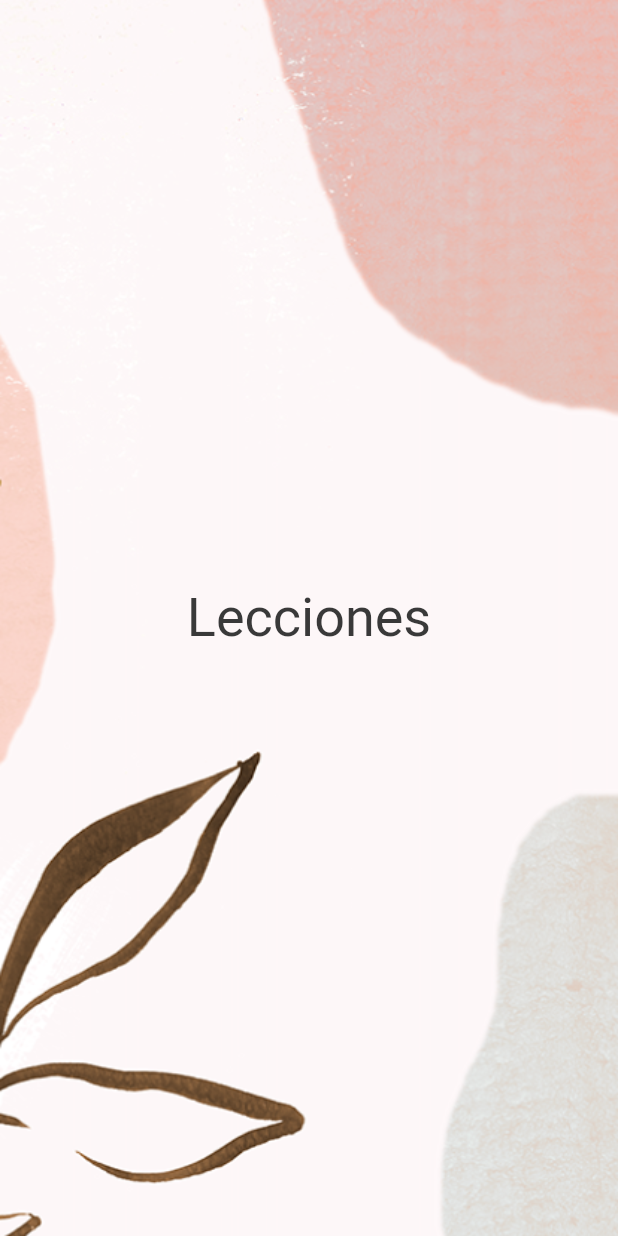
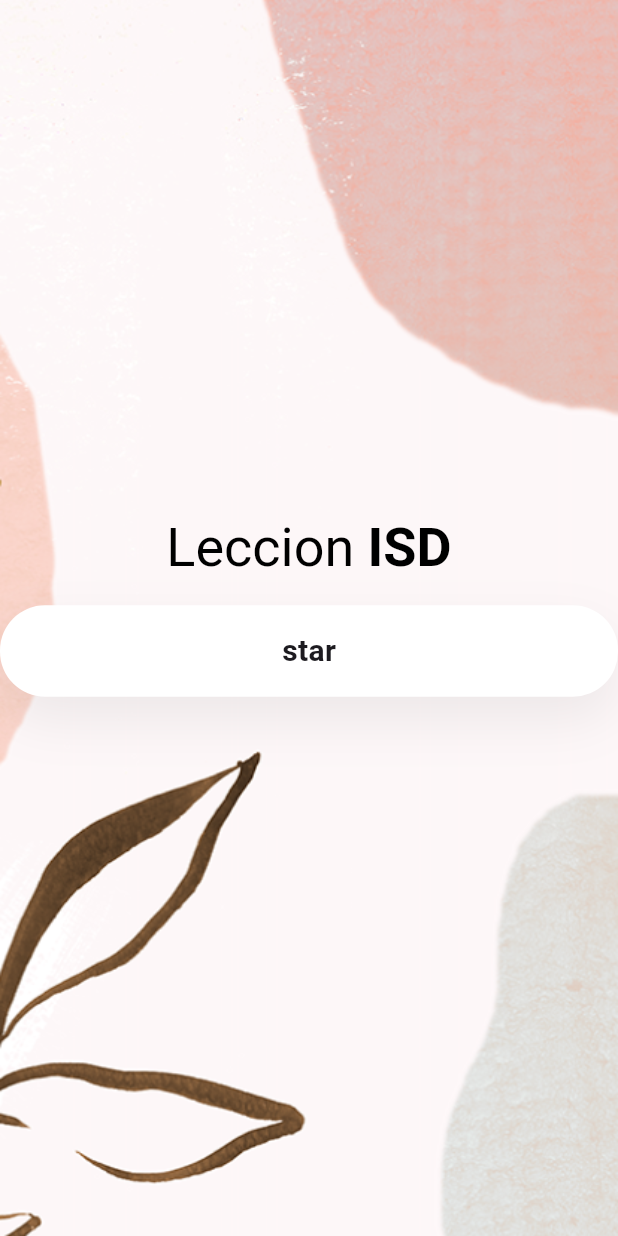
Before and after one commit to MartinGE01/LECCION_IASD, a Flutter app: the screen it shows after launch, on a phone screen of 412 x 824 dp. Run offline on Flutter 3.47's test engine with Material 3 defaults, Android fonts, the phone set to English and light mode, and no system bars.

Commit message:
ventana 2

```diff
--- a/lib/main.dart
+++ b/lib/main.dart
@@ -1,8 +1,7 @@
+// main.dart
 import 'package:flutter/material.dart';
+import 'libro/lista_de_libros.dart';
 
-// Assuming you have a file named 'constants.dart' with a 'kBlackColor' constant
-
-import 'consttants.dart';
 
 void main() {
   runApp(const MyApp());
@@ -19,19 +18,53 @@ class MyApp extends StatelessWidget {
       theme: ThemeData(
         scaffoldBackgroundColor: Colors.white,
         textTheme: Theme.of(context).textTheme.apply(
-          displayColor: kBlackColor,
+          displayColor: Colors.black,
         ),
       ),
-      home: WelcomeScreen(),
+      initialRoute: '/',
+      routes: {
+        '/': (context) => WelcomeScreen(),
+        '/lista_de_libros': (context) => ListaDeLibros(),
+      },
     );
   }
 }
 
-class WelcomeScreen extends StatelessWidget {
+class WelcomeScreen extends StatefulWidget {
+  @override
+  _WelcomeScreenState createState() => _WelcomeScreenState();
+}
+
+class _WelcomeScreenState extends State<WelcomeScreen>
+    with SingleTickerProviderStateMixin {
+  late AnimationController _controller;
+  late Animation<double> _fadeAnimation;
+
+  @override
+  void initState() {
+    super.initState();
+
+    _controller = AnimationController(
+      vsync: this,
+      duration: Duration(seconds: 2),
+    );
+
+    _fadeAnimation = Tween<double>(begin: 0.0, end: 1.0).animate(
+      CurvedAnimation(parent: _controller, curve: Curves.easeInOut),
+    );
+
+    _controller.forward(); // Start the animation
+  }
+
   @override
   Widget build(BuildContext context) {
     return Scaffold(
-      body: Container(
+      body: AnimatedBuilder(
+        animation: _controller,
+        builder: (context, child) {
+          return Opacity(
+            opacity: _fadeAnimation.value,
+            child: Container(
               width: double.infinity,
               decoration: BoxDecoration(
                 image: DecorationImage(
@@ -42,19 +75,135 @@ class WelcomeScreen extends StatelessWidget {
               child: Column(
                 mainAxisAlignment: MainAxisAlignment.center,
                 children: <Widget>[
+                  Column(
+                    children: <Widget>[
                       RichText(
                         text: TextSpan(
+                          style: Theme.of(context).textTheme.headline3,
                           children: [
                             TextSpan(
-                    text: "Lecciones", // Add your text here
-                    style: Theme.of(context).textTheme.headline3,
+                              text: "Leccion ", // Add your text here
+                            ),
+                            TextSpan(
+                              text: "ISD",
+                              style: TextStyle(fontWeight: FontWeight.bold),
                             ),
                           ],
                         ),
+                      ),
+                      RoundedButton(
+                        text: "star",
+                        fontSize: 20,
+                        verticalPadding: 16,
+                        horizontalPadding: 30,
+                        press: () {
+                          Navigator.pushNamed(context, '/lista_de_libros');
+                        },
+                      ),
+                    ],
                   ),
                 ],
               ),
             ),
           );
+        },
+      ),
+    );
+  }
+
+  @override
+  void dispose() {
+    _controller.dispose();
+    super.dispose();
   }
 }
+
+class RoundedButton extends StatefulWidget {
+  final String text;
+  final Function()? press;
+  final double verticalPadding;
+  final double horizontalPadding;
+  final double fontSize;
+
+  RoundedButton({
+    Key? key,
+    required this.text,
+    required this.press,
+    this.verticalPadding = 16,
+    this.horizontalPadding = 30,
+    this.fontSize = 16,
+  }) : super(key: key);
+
+  @override
+  _RoundedButtonState createState() => _RoundedButtonState();
+}
+
+class _RoundedButtonState extends State<RoundedButton>
+    with SingleTickerProviderStateMixin {
+  late AnimationController _controller;
+  late Animation<double> _slideAnimation;
+
+  @override
+  void initState() {
+    super.initState();
+
+    _controller = AnimationController(
+      vsync: this,
+      duration: Duration(seconds: 1),
+    );
+
+    _slideAnimation = Tween<double>(begin: 0.0, end: 1.0).animate(
+      CurvedAnimation(parent: _controller, curve: Curves.easeInOut),
+    );
+
+    _controller.forward(); // Start the animation
+  }
+
+  @override
+  Widget build(BuildContext context) {
+    return AnimatedBuilder(
+      animation: _controller,
+      builder: (context, child) {
+        return Transform.translate(
+          offset: Offset(0.0, 100 * (1 - _slideAnimation.value)),
+          child: GestureDetector(
+            onTap: widget.press,
+            child: Container(
+              width: double.infinity,
+              alignment: Alignment.center,
+              margin: EdgeInsets.symmetric(vertical: 16),
+              padding: EdgeInsets.symmetric(
+                vertical: widget.verticalPadding,
+                horizontal: widget.horizontalPadding,
+              ),
+              decoration: BoxDecoration(
+                color: Colors.white,
+                borderRadius: BorderRadius.circular(30),
+                boxShadow: [
+                  BoxShadow(
+                    offset: Offset(0, 15),
+                    blurRadius: 30,
+                    color: Color(0xFF666666).withOpacity(.11),
+                  ),
+                ],
+              ),
+              child: Text(
+                widget.text,
+                style: TextStyle(
+                  fontSize: widget.fontSize,
+                  fontWeight: FontWeight.bold,
+                ),
+              ),
+            ),
+          ),
+        );
+      },
+    );
+  }
+
+  @override
+  void dispose() {
+    _controller.dispose();
+    super.dispose();
+  }
+}
```
Also changed, not shown: lib/libro/lista_de_libros.dart (added, +51 -0 lines), lib/widgets/rounded_button.dart (added, +36 -0 lines), lib/screens/second_screen.dart (added), lib/screens/welcome_screen.dart (added). Lines whose indentation alone changed are shown as unchanged.
